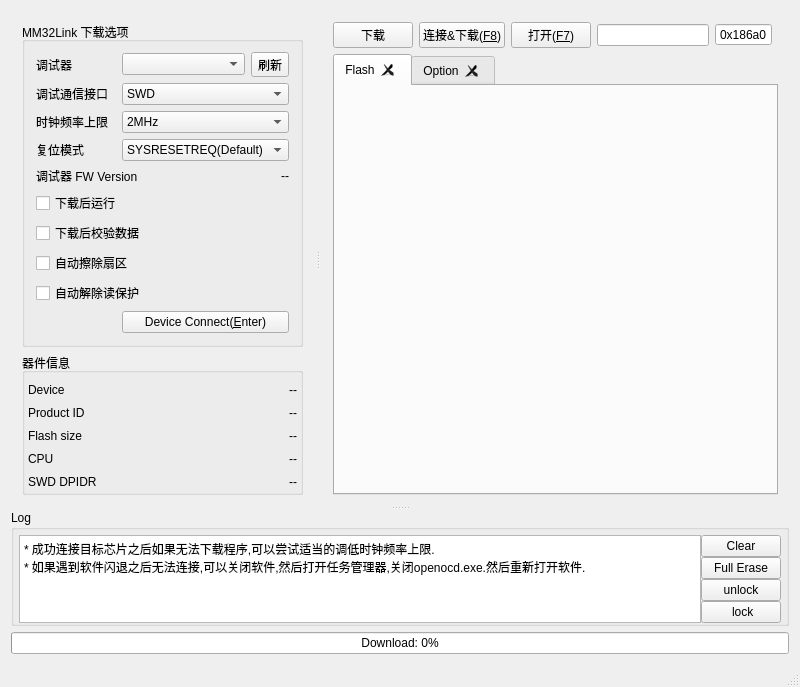
The window that UI/mm32_ui.ui (ChenDudo/mm32programmer_cmd) describes before a commit, drawn with Qt 5.
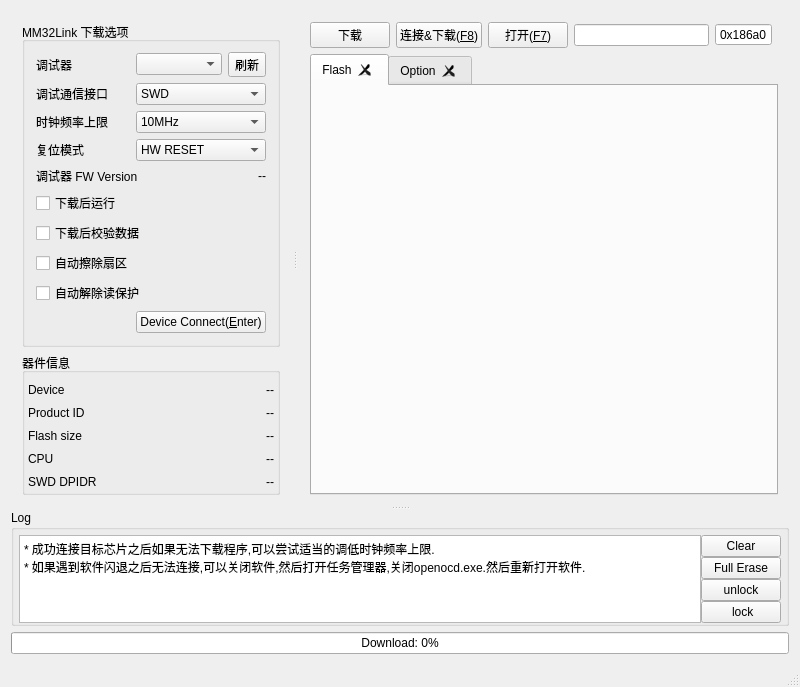
The same window after the commit. Icons and pictures are not drawn.

What changed in the file:
```diff
--- a/UI/mm32_ui.ui
+++ b/UI/mm32_ui.ui
@@ -7,7 +7,7 @@
     <x>0</x>
     <y>0</y>
     <width>800</width>
-    <height>600</height>
+    <height>607</height>
    </rect>
   </property>
   <property name="windowTitle">
@@ -62,6 +62,16 @@
             </property>
             <item row="2" column="2" colspan="2">
              <widget class="QComboBox" name="cbbFreq">
+              <item>
+               <property name="text">
+                <string>10MHz</string>
+               </property>
+              </item>
+              <item>
+               <property name="text">
+                <string>5MHz</string>
+               </property>
+              </item>
               <item>
                <property name="text">
                 <string>2MHz</string>
@@ -229,7 +239,12 @@
              <widget class="QComboBox" name="cbbResetMode">
               <item>
                <property name="text">
-                <string>SYSRESETREQ(Default)</string>
+                <string>HW RESET</string>
+               </property>
+              </item>
+              <item>
+               <property name="text">
+                <string>SYSRESETREQ</string>
                </property>
               </item>
               <item>
```
Left out of the diff: 4 changed lines with no effect on the pictures.
